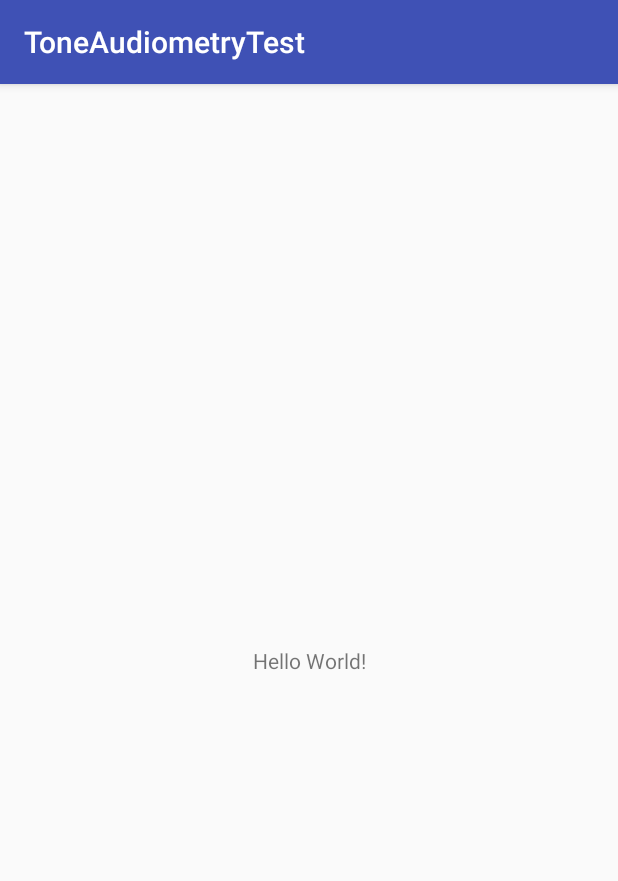
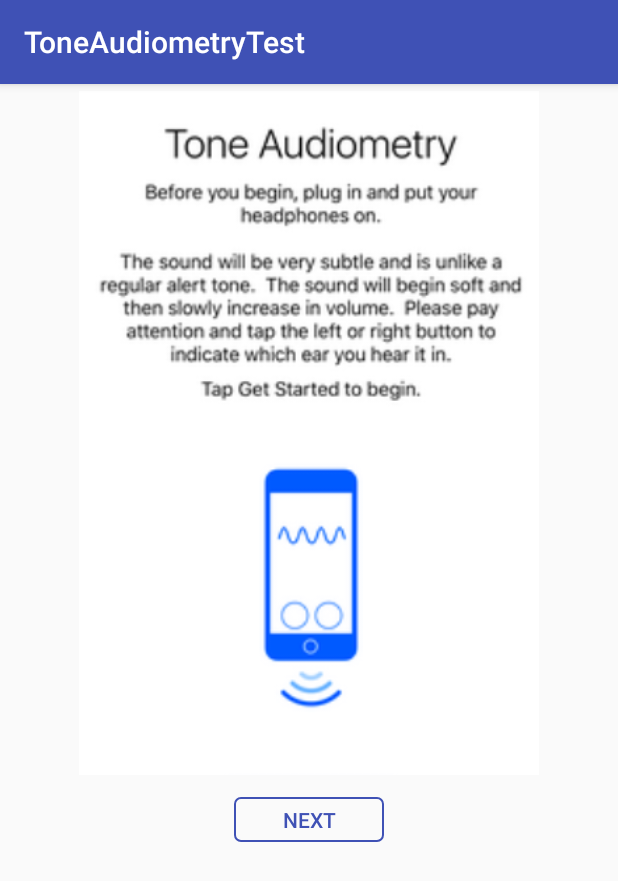
Before and after one commit to alammasoodi/ToneAudiometry, an Android app: the screen it shows after launch (InstructionActivity), on a phone screen of 412 x 824 dp. Shown: the top 881 px of the screen. Run offline under Robolectric (Android 15) with nearby library versions, the light colour scheme and no system bars.

Commit message:
added tone audiometry fragment

```diff
--- a/app/src/main/AndroidManifest.xml
+++ b/app/src/main/AndroidManifest.xml
@@ -16,6 +16,7 @@
                 <category android:name="android.intent.category.LAUNCHER" />
             </intent-filter>
         </activity>
+        <activity android:name=".ToneAudiometryActivity"></activity>
     </application>
 
 </manifest>
--- a/app/src/main/java/com/example/alam/toneaudiometrytest/InstructionActivity.java
+++ b/app/src/main/java/com/example/alam/toneaudiometrytest/InstructionActivity.java
@@ -1,13 +1,25 @@
 package com.example.alam.toneaudiometrytest;
 
+import android.content.Intent;
 import android.support.v7.app.AppCompatActivity;
 import android.os.Bundle;
+import android.view.View;
+import android.widget.Button;
 
 public class InstructionActivity extends AppCompatActivity {
-
+    Button next;
     @Override
     protected void onCreate(Bundle savedInstanceState) {
         super.onCreate(savedInstanceState);
         setContentView(R.layout.activity_instruction);
+        next = (Button) findViewById(R.id.next);
+        next.setOnClickListener(new View.OnClickListener() {
+            @Override
+            public void onClick(View view) {
+                Intent intent = new Intent(InstructionActivity.this,ToneAudiometryActivity.class);
+                startActivity(intent);
+            }
+        });
+
     }
 }
--- /dev/null
+++ b/app/src/main/res/drawable/button_selector.xml
@@ -0,0 +1,9 @@
+<selector xmlns:android="http://schemas.android.com/apk/res/android">
+    <item>
+        <shape android:shape="rectangle">
+            <stroke android:width="1dp" android:color="@color/colorPrimary"/>
+            <corners android:radius="4dp"/>
+        </shape>
+    </item>
+
+</selector>
--- a/app/src/main/res/layout/activity_instruction.xml
+++ b/app/src/main/res/layout/activity_instruction.xml
@@ -1,18 +1,30 @@
 <?xml version="1.0" encoding="utf-8"?>
-<android.support.constraint.ConstraintLayout xmlns:android="http://schemas.android.com/apk/res/android"
-    xmlns:app="http://schemas.android.com/apk/res-auto"
+<LinearLayout xmlns:app="http://schemas.android.com/apk/res-auto"
     xmlns:tools="http://schemas.android.com/tools"
+    xmlns:android="http://schemas.android.com/apk/res/android"
     android:layout_width="match_parent"
     android:layout_height="match_parent"
+    android:orientation="vertical"
     tools:context="com.example.alam.toneaudiometrytest.InstructionActivity">
 
-    <TextView
-        android:layout_width="wrap_content"
+    <ImageView
+        android:layout_width="match_parent"
         android:layout_height="wrap_content"
-        android:text="Hello World!"
-        app:layout_constraintBottom_toBottomOf="parent"
-        app:layout_constraintLeft_toLeftOf="parent"
-        app:layout_constraintRight_toRightOf="parent"
-        app:layout_constraintTop_toTopOf="parent" />
+        android:layout_marginTop="60dp"
+        android:scaleX="1.4"
+        android:scaleY="1.4"
+        android:gravity="center"
+        android:src="@drawable/tone_audiometry_bg"
+        android:padding="10dp"/>
 
-</android.support.constraint.ConstraintLayout>
+    <Button
+        android:layout_width="100dp"
+        android:layout_height="30dp"
+        android:layout_marginTop="70dp"
+        android:layout_gravity="center"
+        android:text="Next"
+        android:textColor="@color/colorPrimary"
+        android:background="@drawable/button_selector"
+        android:id="@+id/next"
+        />
+</LinearLayout>
--- /dev/null
+++ b/app/src/main/res/layout/fragment_audiometry.xml
@@ -0,0 +1,6 @@
+<?xml version="1.0" encoding="utf-8"?>
+<LinearLayout
+    xmlns:android="http://schemas.android.com/apk/res/android" android:layout_width="match_parent"
+    android:layout_height="match_parent">
+
+</LinearLayout>
```
Also changed, not shown: app/src/main/java/com/example/alam/toneaudiometrytest/ToneAudiometryActivity.java (added, +19 -0 lines), app/src/main/java/com/example/alam/toneaudiometrytest/ToneAudiometryFragment.java (added, +54 -0 lines), app/src/main/res/layout/activity_tone_audiometry.xml (added, +16 -0 lines), app/src/main/res/drawable/tone_audiometry_bg.png (added), 2 other files.
